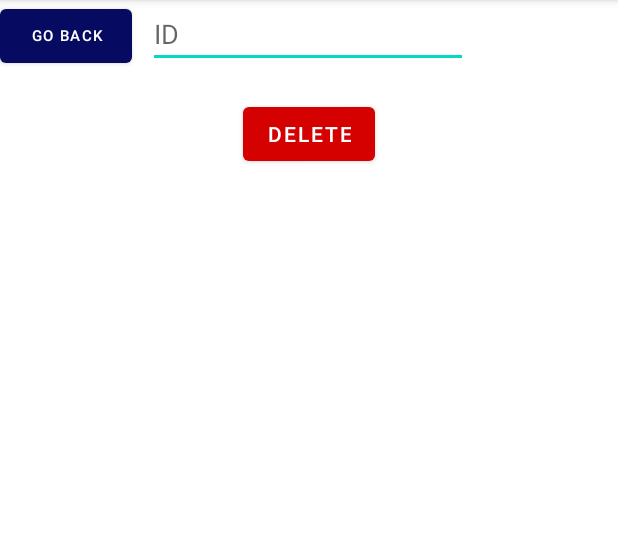
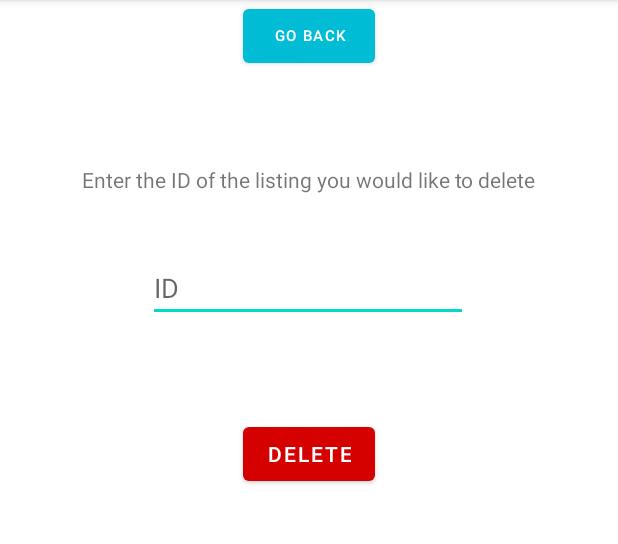
Before and after one commit to apps4sj/TwitterHelper, an Android app: the DeleteActivity screen opened directly, with no data from a screen before it, on a phone screen of 412 x 824 dp, the part 84-628 px from its top. Run offline under Robolectric (Android 15) with nearby library versions, the phone set to English and light mode, and no system bars.

Commit message:
UI fixed

```diff
--- a/Dev/TwitterSeller/app/src/main/res/layout/activity_delete.xml
+++ b/Dev/TwitterSeller/app/src/main/res/layout/activity_delete.xml
@@ -22,7 +22,7 @@
         android:id="@+id/buttonDelete"
         android:layout_width="wrap_content"
         android:layout_height="wrap_content"
-        android:layout_marginTop="20dp"
+        android:layout_marginTop="64dp"
         android:text="Delete"
         app:backgroundTint="#D50000"
         app:layout_constraintEnd_toEndOf="parent"
@@ -33,24 +33,24 @@
         android:id="@+id/editTextID"
         android:layout_width="wrap_content"
         android:layout_height="wrap_content"
+        android:layout_marginTop="40dp"
         android:ems="10"
         android:hint="ID"
         android:inputType="textPersonName"
         app:layout_constraintEnd_toEndOf="parent"
         app:layout_constraintHorizontal_bias="0.497"
         app:layout_constraintStart_toStartOf="parent"
-        tools:layout_editor_absoluteY="112dp" />
+        app:layout_constraintTop_toBottomOf="@+id/textView2" />
 
     <TextView
         android:id="@+id/textView2"
         android:layout_width="wrap_content"
         android:layout_height="wrap_content"
-        android:layout_marginBottom="16dp"
+        android:layout_marginTop="62dp"
         android:text="Enter the ID of the listing you would like to delete"
-        app:layout_constraintBottom_toTopOf="@+id/editTextID"
         app:layout_constraintEnd_toEndOf="parent"
-        app:layout_constraintHorizontal_bias="0.495"
-        app:layout_constraintStart_toStartOf="parent" />
+        app:layout_constraintStart_toStartOf="parent"
+        app:layout_constraintTop_toBottomOf="@+id/buttonGoBack" />
 
     <Button
         android:id="@+id/buttonGoBack"
@@ -58,6 +58,8 @@
         android:layout_height="wrap_content"
         android:text="Go back"
         android:textSize="10sp"
-        app:backgroundTint="#060B61"
-        tools:layout_editor_absoluteX="7dp" />
+        app:backgroundTint="#00BCD4"
+        app:layout_constraintEnd_toEndOf="parent"
+        app:layout_constraintStart_toStartOf="parent"
+        tools:layout_editor_absoluteY="4dp" />
 </androidx.constraintlayout.widget.ConstraintLayout>
```
Also changed, not shown: Dev/TwitterSeller/app/src/main/res/layout/activity_main.xml (+18 -18 lines).
